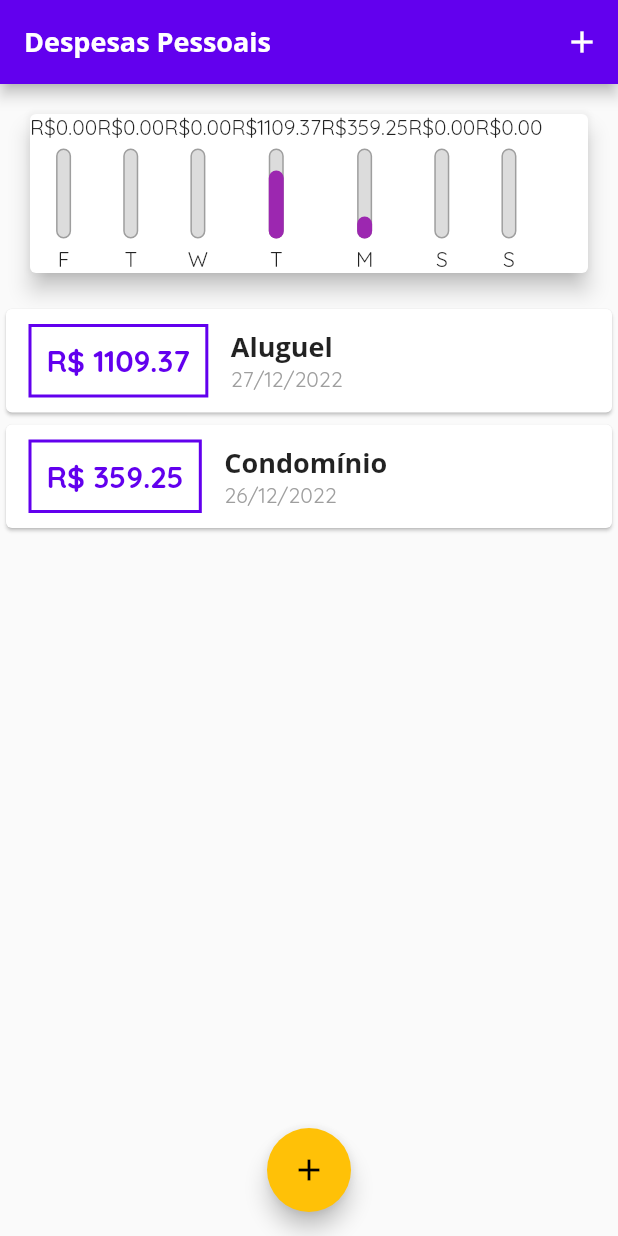
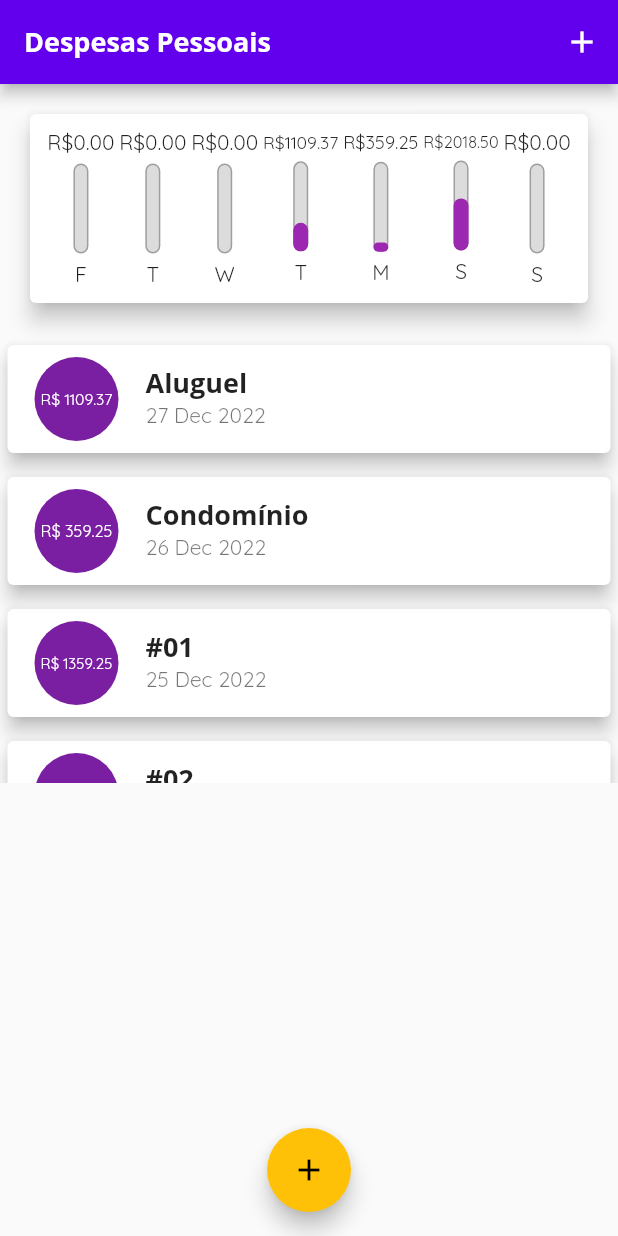
Before and after one commit to teilorbarcelos/personal-expenses-flutter, a Flutter app: the screen it shows after launch, on a phone screen of 412 x 824 dp. Run offline on Flutter 3.47's test engine with Material 2 defaults, Android fonts, the light colour scheme and no system bars.

Commit message:
list and chart refactor

```diff
--- a/lib/components/chart.dart
+++ b/lib/components/chart.dart
@@ -28,7 +28,8 @@ class Chart extends StatelessWidget {
   const Chart({required this.recentTransactions, super.key});
 
   double get _weekTotalValue {
-    return groupedTransactions.fold(0.0, (total, currentItem) => total + (currentItem['value'] as double));
+    return groupedTransactions.fold(
+        0.0, (total, currentItem) => total + (currentItem['value'] as double));
   }
 
   @override
@@ -36,13 +37,21 @@ class Chart extends StatelessWidget {
     return Card(
         elevation: 6,
         margin: EdgeInsets.all(20),
-        child: Row(
-          children: groupedTransactions.map((transaction) {
-            return ChartBar(
-                label: transaction['day'] as String,
-                percentage: (transaction['value'] as double) / _weekTotalValue,
-                dayValue: transaction['value'] as double);
-          }).toList(),
+        child: Padding(
+          padding: const EdgeInsets.all(10),
+          child: Row(
+            mainAxisAlignment: MainAxisAlignment.spaceAround,
+            children: groupedTransactions.map((transaction) {
+              return Flexible(
+                fit: FlexFit.loose,
+                child: ChartBar(
+                    label: transaction['day'] as String,
+                    percentage:
+                        (transaction['value'] as double) / _weekTotalValue,
+                    dayValue: transaction['value'] as double),
+              );
+            }).toList(),
+          ),
         ));
   }
 }
--- a/lib/components/chart_bar.dart
+++ b/lib/components/chart_bar.dart
@@ -16,7 +16,7 @@ class ChartBar extends StatelessWidget {
   Widget build(BuildContext context) {
     return Column(
       children: [
-        Text('R\$${dayValue.toStringAsFixed(2)}'),
+        FittedBox(child: Text('R\$${dayValue.toStringAsFixed(2)}')),
         SizedBox(height: 5),
         Container(
           height: 60,
@@ -31,16 +31,14 @@ class ChartBar extends StatelessWidget {
                       width: 1.0,
                     ),
                     color: Color.fromRGBO(220, 220, 220, 1),
-                    borderRadius: BorderRadius.circular(5)
-                    ),
+                    borderRadius: BorderRadius.circular(5)),
               ),
               FractionallySizedBox(
                 heightFactor: percentage,
                 child: Container(
                   decoration: BoxDecoration(
-                    color: Theme.of(context).primaryColor,
-                    borderRadius: BorderRadius.circular(5)
-                  ),
+                      color: Theme.of(context).primaryColor,
+                      borderRadius: BorderRadius.circular(5)),
                 ),
               )
             ],
--- a/lib/components/transaction_list.dart
+++ b/lib/components/transaction_list.dart
@@ -38,40 +38,25 @@ class TransactionList extends StatelessWidget {
               itemBuilder: (ctx, index) {
                 final transactionItem = transactions[index];
                 return Card(
-                  child: Row(
-                    children: [
-                      Container(
-                        margin:
-                            EdgeInsets.symmetric(horizontal: 15, vertical: 10),
-                        decoration: BoxDecoration(
-                            border: Border.all(
-                                color: Theme.of(context).colorScheme.primary,
-                                width: 2)),
-                        padding: EdgeInsets.all(10),
-                        child: Text(
-                          'R\$ ${transactionItem.value.toStringAsFixed(2)}',
-                          style: TextStyle(
-                              fontWeight: FontWeight.bold,
-                              fontSize: 20,
-                              color: Theme.of(context).colorScheme.primary),
+                  elevation: 5,
+                  margin: EdgeInsets.symmetric(
+                    vertical: 8,
+                    horizontal: 5,
+                  ),
+                  child: ListTile(
+                    leading: CircleAvatar(
+                      radius: 30,
+                      child: Padding(
+                        padding: const EdgeInsets.all(6),
+                        child: FittedBox(
+                          child: Text('R\$ ${transactionItem.value}'),
                         ),
                       ),
-                      Column(
-                        crossAxisAlignment: CrossAxisAlignment.start,
-                        children: [
-                          Text(
-                            transactionItem.title,
-                            style:
-                                Theme.of(context).appBarTheme.toolbarTextStyle,
-                          ),
-                          Text(
-                            DateFormat('dd/MM/yyyy')
-                                .format(transactionItem.date),
-                            style: TextStyle(color: Colors.grey),
-                          )
-                        ],
-                      )
-                    ],
+                    ),
+                    title: Text(transactionItem.title,
+                        style: Theme.of(context).appBarTheme.toolbarTextStyle),
+                    subtitle: Text(
+                        DateFormat('d MMM y').format(transactionItem.date)),
                   ),
                 );
               },
--- a/lib/main.dart
+++ b/lib/main.dart
@@ -49,8 +49,8 @@ class _MyHomePageState extends State<MyHomePage> {
         title: 'Condomínio',
         value: 359.25,
         date: DateTime.now().subtract(Duration(days: 4))),
-    // Transaction(id: 't3', title: '#01', value: 359.25, date: DateTime.now()),
-    // Transaction(id: 't4', title: '#02', value: 359.25, date: DateTime.now()),
+    Transaction(id: 't3', title: '#01', value: 1359.25, date: DateTime.now().subtract(Duration(days: 5))),
+    Transaction(id: 't4', title: '#02', value: 659.25, date: DateTime.now().subtract(Duration(days: 5))),
     // Transaction(id: 't5', title: '#03', value: 359.25, date: DateTime.now()),
     // Transaction(id: 't6', title: '#04', value: 359.25, date: DateTime.now()),
     // Transaction(id: 't7', title: '#05', value: 359.25, date: DateTime.now()),
```
